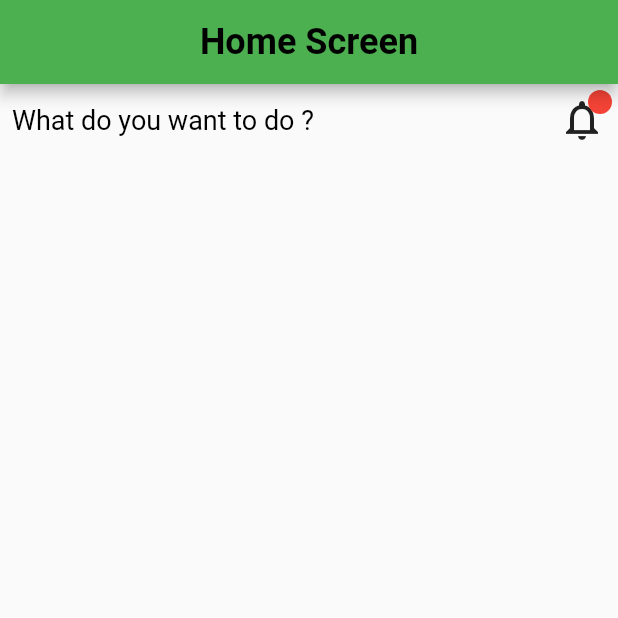
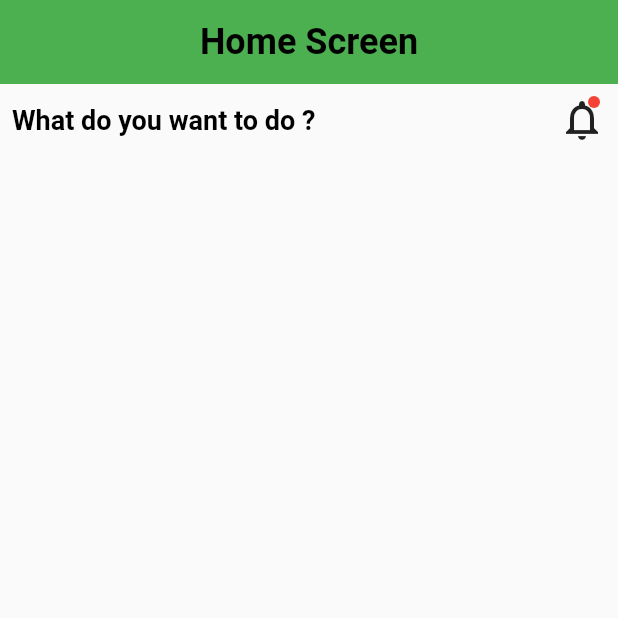
Before and after one commit to moseskamira/MyFoodApp-Flutter, a Flutter app: the screen it shows after launch, on a phone screen of 412 x 824 dp, the top half of it. Run offline on Flutter 3.47's test engine with Material 2 defaults, Android fonts, the phone set to English and light mode, and no system bars.

```diff
--- a/lib/screens/home.dart
+++ b/lib/screens/home.dart
@@ -14,6 +14,7 @@ class _HomeState extends State<Home> {
     return Scaffold(
       appBar: AppBar(
         centerTitle: true,
+        elevation: 0,
         title: Text(
           'Home Screen',
           style: TextStyle(
@@ -33,7 +34,6 @@ class _HomeState extends State<Home> {
                   padding: const EdgeInsets.all(8.0),
                   child: CustomText(
                     headLine: 'What do you want to do ?',
-                    size: 18,
                   ),
                 ),
                 Stack(
@@ -43,11 +43,11 @@ class _HomeState extends State<Home> {
                       onPressed: () {},
                     ),
                     Positioned(
-                        top: 4,
-                        right: 4,
+                        top: 8,
+                        right: 12,
                         child: Container(
-                          height: 16,
-                          width: 16,
+                          height: 8,
+                          width: 8,
                           decoration: BoxDecoration(
                             color: Colors.red,
                             borderRadius: BorderRadius.circular(8),
--- a/lib/util/custom_text.dart
+++ b/lib/util/custom_text.dart
@@ -1,15 +1,23 @@
+import 'package:flutter/material.dart';
+import 'package:meta/meta.dart';
 
-import 'package:flutter/material.dart';
+class CustomText extends StatelessWidget {
+  final String headLine;
+  static const double size = 18;
+  static const headLineColor = Colors.black;
+  static const boldFont = FontWeight.bold;
 
-class CustomText extends StatelessWidget{
-  final String headLine;
-  final double size;
-
-  CustomText({this.headLine, this.size});
+  CustomText({@required this.headLine});
 
   @override
   Widget build(BuildContext context) {
-    return Text(headLine, style: TextStyle(fontSize: size, color: Colors.black),);
+    return Text(
+      headLine,
+      style: TextStyle(
+        fontSize: size,
+        color: headLineColor,
+        fontWeight: boldFont,
+      ),
+    );
   }
-
 }
--- /dev/null
+++ b/lib/util/screen_navigation.dart
@@ -0,0 +1,11 @@
+import 'package:flutter/material.dart';
+
+Function changeScreen(BuildContext buildContext, Widget widget) {
+  Navigator.push(
+      buildContext, MaterialPageRoute(builder: (buildContext) => widget));
+}
+
+void changeScreenReplacement(BuildContext buildContext, Widget widget) {
+  Navigator.pushReplacement(
+      buildContext, MaterialPageRoute(builder: (buildContext) => widget));
+}
```
Also changed, not shown: 1 other file.
